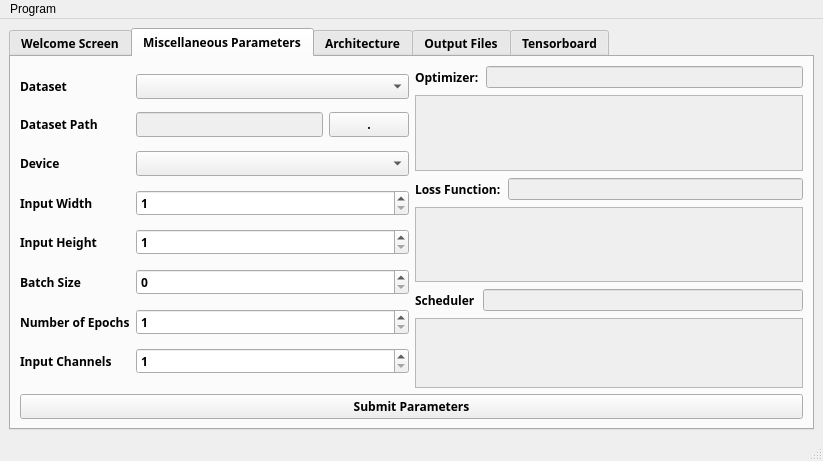
mourra950/Siemens-System-Level-Modelling-of-ASDLA-Graduation-Project, file public/GUI/mainwindow.ui: the form before one commit.
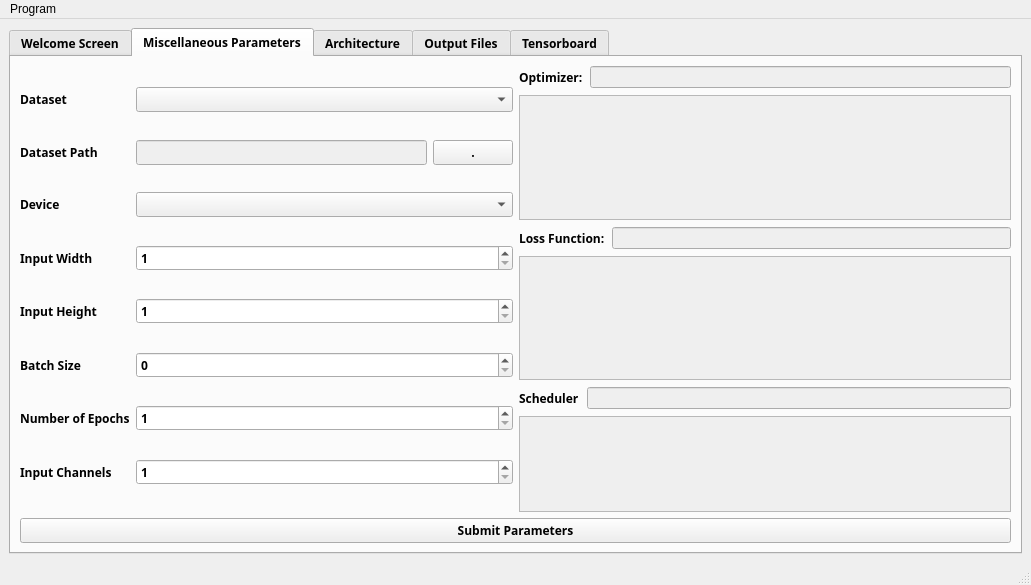
The form after the commit. The open tabs and pages were chosen to show the change. Icons and pictures are not drawn.

What changed in the file:
```diff
--- a/public/GUI/mainwindow.ui
+++ b/public/GUI/mainwindow.ui
@@ -6,8 +6,8 @@
    <rect>
     <x>0</x>
     <y>0</y>
-    <width>823</width>
-    <height>461</height>
+    <width>1031</width>
+    <height>585</height>
    </rect>
   </property>
   <property name="windowTitle">
@@ -386,8 +386,8 @@
                       <rect>
                        <x>0</x>
                        <y>0</y>
-                       <width>377</width>
-                       <height>70</height>
+                       <width>481</width>
+                       <height>121</height>
                       </rect>
                      </property>
                      <layout class="QVBoxLayout" name="verticalLayout_21">
@@ -434,8 +434,8 @@
                       <rect>
                        <x>0</x>
                        <y>0</y>
-                       <width>377</width>
-                       <height>70</height>
+                       <width>481</width>
+                       <height>120</height>
                       </rect>
                      </property>
                      <layout class="QVBoxLayout" name="verticalLayout_22">
@@ -508,8 +508,8 @@
                         <rect>
                          <x>0</x>
                          <y>0</y>
-                         <width>375</width>
-                         <height>69</height>
+                         <width>479</width>
+                         <height>92</height>
                         </rect>
                        </property>
                        <layout class="QVBoxLayout" name="verticalLayout_18">
@@ -907,7 +907,7 @@
     <rect>
      <x>0</x>
      <y>0</y>
-     <width>823</width>
+     <width>1031</width>
      <height>22</height>
     </rect>
    </property>
```
Left out of the diff: 25 changed lines with no effect on the pictures.
